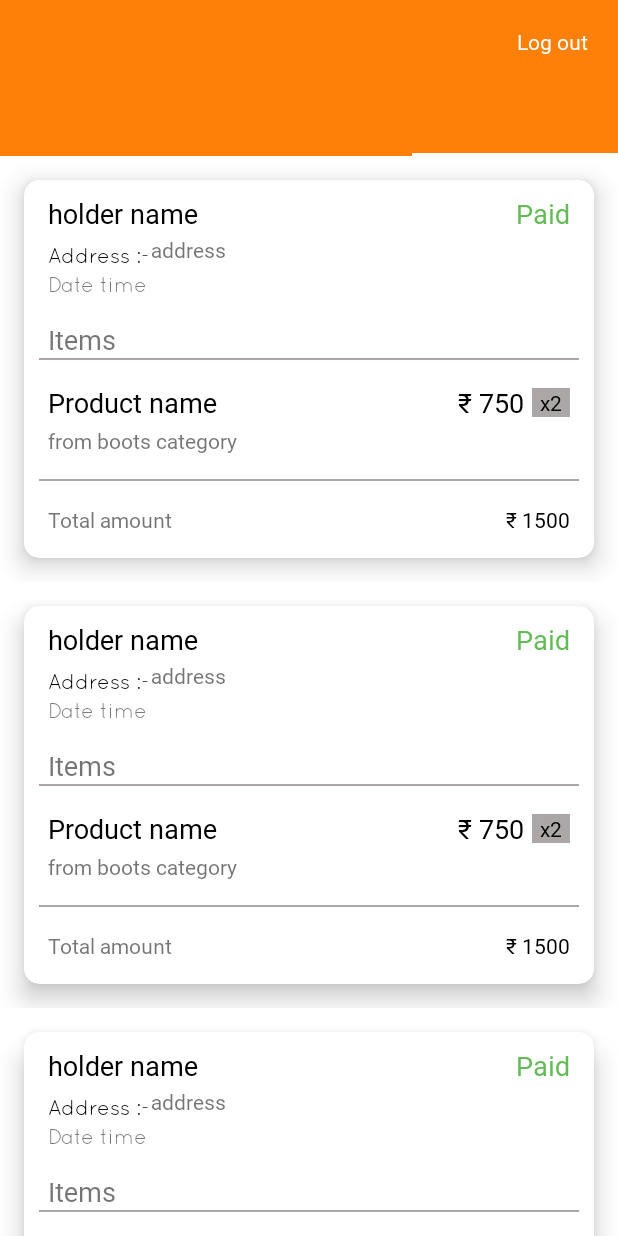
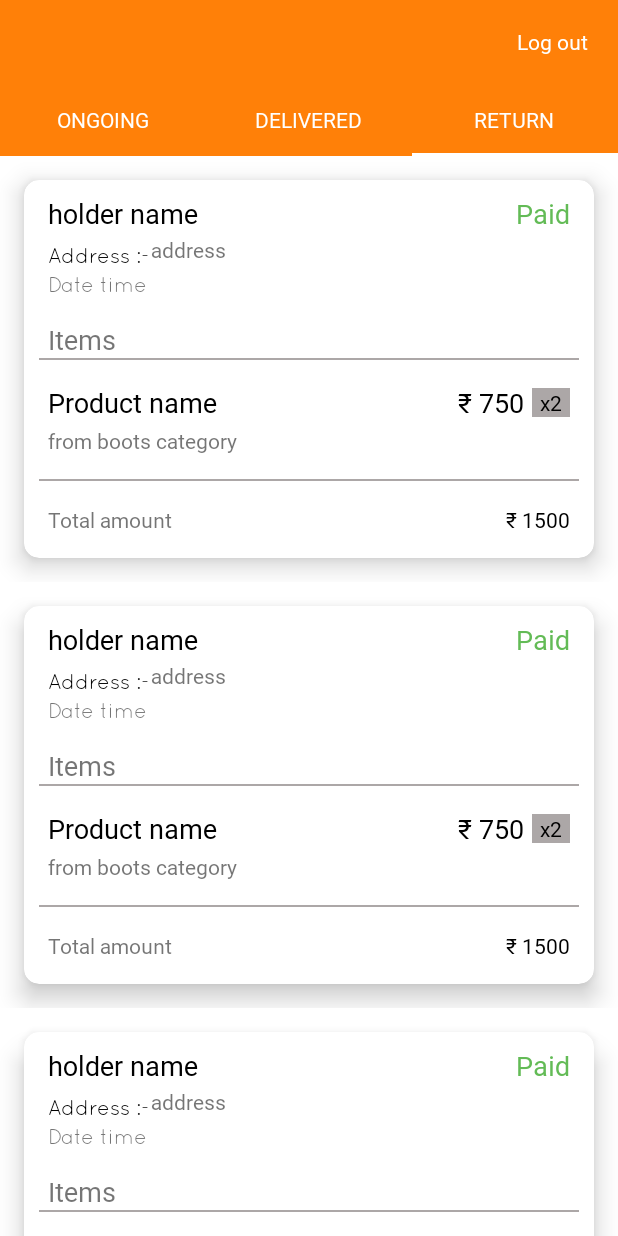
Before and after one commit to puneetseodiscovery/EStoreDriver, an Android app: the MainActivity screen opened directly, with no data from a screen before it, tab 3 chosen, on a phone screen of 412 x 824 dp. Run offline under Robolectric (Android 15) with nearby library versions, the light colour scheme and no system bars.

Commit message:
EStoreDriver

```diff
--- a/app/build.gradle
+++ b/app/build.gradle
@@ -30,8 +30,9 @@ dependencies {
     implementation 'com.android.support:appcompat-v7:28.0.0'
     //noinspection GradleCompatible
     implementation 'com.android.support:design:28.0.0'
+
     implementation 'androidx.constraintlayout:constraintlayout:1.1.3'
-    implementation 'androidx.appcompat:appcompat:1.1.0'
+//    implementation 'android.appcompat:appcompat:1.1.0'
     testImplementation 'junit:junit:4.12'
     androidTestImplementation 'androidx.test:runner:1.2.0'
     androidTestImplementation 'androidx.test.espresso:espresso-core:3.2.0'
--- a/app/src/main/java/com/estoreid/estoredriver/dashboard/MainActivity.java
+++ b/app/src/main/java/com/estoreid/estoredriver/dashboard/MainActivity.java
@@ -1,48 +1,81 @@
 package com.estoreid.estoredriver.dashboard;
 
 import androidx.appcompat.app.AppCompatActivity;
+import androidx.core.content.ContextCompat;
+import androidx.fragment.app.FragmentManager;
 import androidx.viewpager.widget.ViewPager;
 
 import android.content.res.ColorStateList;
+import android.graphics.Color;
 import android.os.Bundle;
+import android.view.View;
+import android.widget.Toast;
 
 import com.estoreid.estoredriver.R;
 import com.estoreid.estoredriver.dashboard.adapter.PagerAdapter;
 import com.estoreid.estoredriver.dashboard.fragments.Delivered;
 import com.estoreid.estoredriver.dashboard.fragments.Ongoing;
 import com.estoreid.estoredriver.dashboard.fragments.Return;
+import com.google.android.material.tabs.TabItem;
 import com.google.android.material.tabs.TabLayout;
 
 public class MainActivity extends AppCompatActivity {
 
-    ViewPager dashboard_viewpager;
+    ViewPager pager;
     TabLayout dashboard_tablayout;
+    TabItem ongoing,delivered,returns;
+    FragmentManager fragmentManager;
 
     @Override
     protected void onCreate(Bundle savedInstanceState) {
         super.onCreate(savedInstanceState);
         setContentView(R.layout.activity_main);
+        fragmentManager = getSupportFragmentManager();
 
         init();
         listerners();
-        setTabs();
     }
 
     private void init() {
 
         dashboard_tablayout = (TabLayout)findViewById(R.id.dashboard_tablayout);
-        dashboard_viewpager = (ViewPager)findViewById(R.id.dashboard_viewpager);
+        ongoing = (TabItem)dashboard_tablayout.findViewById(R.id.ongoing);
+        delivered =(TabItem)dashboard_tablayout.findViewById(R.id.delivered);
+        returns = (TabItem)dashboard_tablayout.findViewById(R.id.returns);
+        //pager = (ViewPager)findViewById(R.id.pager);
+        fragmentManager.beginTransaction().replace(R.id.container,new Ongoing()).commit();
     }
 
     private void listerners() {
-    }
 
-    private void setTabs() {
-        PagerAdapter adapter=new PagerAdapter(getSupportFragmentManager());
-        adapter.addfragmnets(new Ongoing(),"Ongoing");
-        adapter.addfragmnets(new Delivered(),"Delivered");
-        adapter.addfragmnets(new Return(),"Return");
-        dashboard_viewpager.setAdapter(adapter);
-        dashboard_tablayout.setupWithViewPager(dashboard_viewpager);
+        dashboard_tablayout.setOnTabSelectedListener(new TabLayout.OnTabSelectedListener() {
+            @Override
+            public void onTabSelected(TabLayout.Tab tab) {
+               switch (tab.getPosition())
+               {
+                   case 0:
+                       fragmentManager.beginTransaction().replace(R.id.container,new Ongoing()).commit();
+
+                       break;
+                   case 1:
+                       fragmentManager.beginTransaction().replace(R.id.container,new Delivered()).commit();
+                       break;
+
+                   case 2:
+                       fragmentManager.beginTransaction().replace(R.id.container,new Return()).commit();
+                       break;
+               }
+            }
+
+            @Override
+            public void onTabUnselected(TabLayout.Tab tab) {
+
+            }
+
+            @Override
+            public void onTabReselected(TabLayout.Tab tab) {
+
+            }
+        });
     }
 }
--- a/app/src/main/java/com/estoreid/estoredriver/dashboard/adapter/PagerAdapter.java
+++ b/app/src/main/java/com/estoreid/estoredriver/dashboard/adapter/PagerAdapter.java
@@ -1,15 +1,20 @@
 package com.estoreid.estoredriver.dashboard.adapter;
+
+import android.content.Context;
+import android.widget.Toast;
 
 import androidx.annotation.NonNull;
 import androidx.annotation.Nullable;
 import androidx.fragment.app.Fragment;
 import androidx.fragment.app.FragmentManager;
 import androidx.fragment.app.FragmentPagerAdapter;
+import androidx.fragment.app.FragmentStatePagerAdapter;
 
 import java.util.ArrayList;
 
-public class PagerAdapter extends FragmentPagerAdapter {
+public class PagerAdapter extends FragmentStatePagerAdapter {
 
+    Context context;
     ArrayList<Fragment> fragments = new ArrayList<>();
     ArrayList<String> titles = new ArrayList<>();
 
@@ -17,9 +22,9 @@ public class PagerAdapter extends FragmentPagerAdapter {
         super(fm);
     }
 
-    public void addfragmnets(Fragment fragment, String title) {
+    public void addfragmnets(Fragment fragment) {
         fragments.add(fragment);
-        titles.add(title);
+
     }
 
     @NonNull
--- a/app/src/main/res/layout/activity_main.xml
+++ b/app/src/main/res/layout/activity_main.xml
@@ -42,14 +42,42 @@
             android:background="@color/colorTheme"
             app:tabTextColor="@color/colorWhite"
             app:tabSelectedTextColor="@color/colorWhite"
-            app:tabIndicatorColor="@color/colorWhite"></com.google.android.material.tabs.TabLayout>
+            app:tabIndicatorColor="@color/colorWhite">
 
-        <androidx.viewpager.widget.ViewPager
-            android:id="@+id/dashboard_viewpager"
-            android:layout_width="match_parent"
-            android:layout_height="wrap_content"
-            android:layout_below="@id/dashboard_tablayout"></androidx.viewpager.widget.ViewPager>
+            <com.google.android.material.tabs.TabItem
+                android:layout_width="match_parent"
+                android:layout_height="wrap_content"
+                android:id="@+id/ongoing"
+                android:text="Ongoing">
+
+            </com.google.android.material.tabs.TabItem>
+
+            <com.google.android.material.tabs.TabItem
+                android:layout_width="match_parent"
+                android:layout_height="wrap_content"
+                android:id="@+id/delivered"
+                android:text="Delivered">
+
+            </com.google.android.material.tabs.TabItem>
+
+            <com.google.android.material.tabs.TabItem
+                android:layout_width="match_parent"
+                android:layout_height="wrap_content"
+                android:id="@+id/returns"
+                android:text="Return">
+
+            </com.google.android.material.tabs.TabItem>
+        </com.google.android.material.tabs.TabLayout>
 
 
 
+        <FrameLayout
+            android:id="@+id/container"
+            android:layout_width="match_parent"
+            android:layout_height="match_parent"
+            android:layout_below="@id/dashboard_tablayout">
+
+        </FrameLayout>
+
+
 </RelativeLayout>
--- a/app/src/main/res/values/styles.xml
+++ b/app/src/main/res/values/styles.xml
@@ -14,7 +14,6 @@
     </style>
 
     <style name="AppTheme.TabLayout" parent="Widget.MaterialComponents.TabLayout">
-        <item name="android:background">@color/colorPrimary</item>
         <item name="tabIndicatorColor">@color/colorWhite</item>
     </style>
 
```
